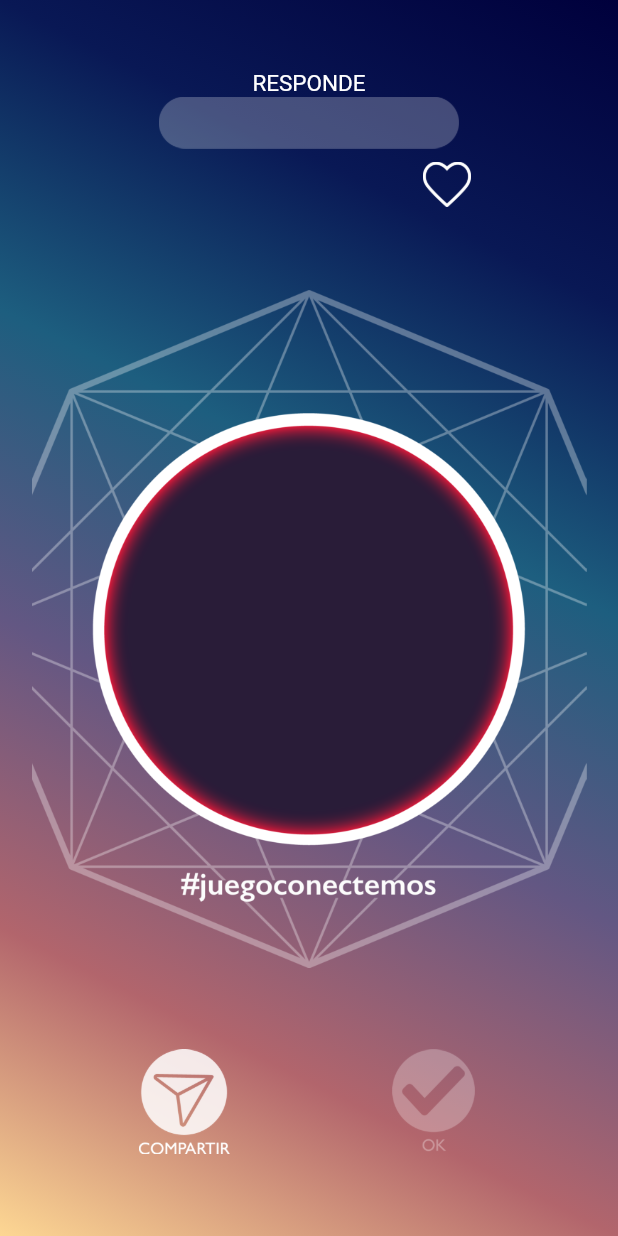
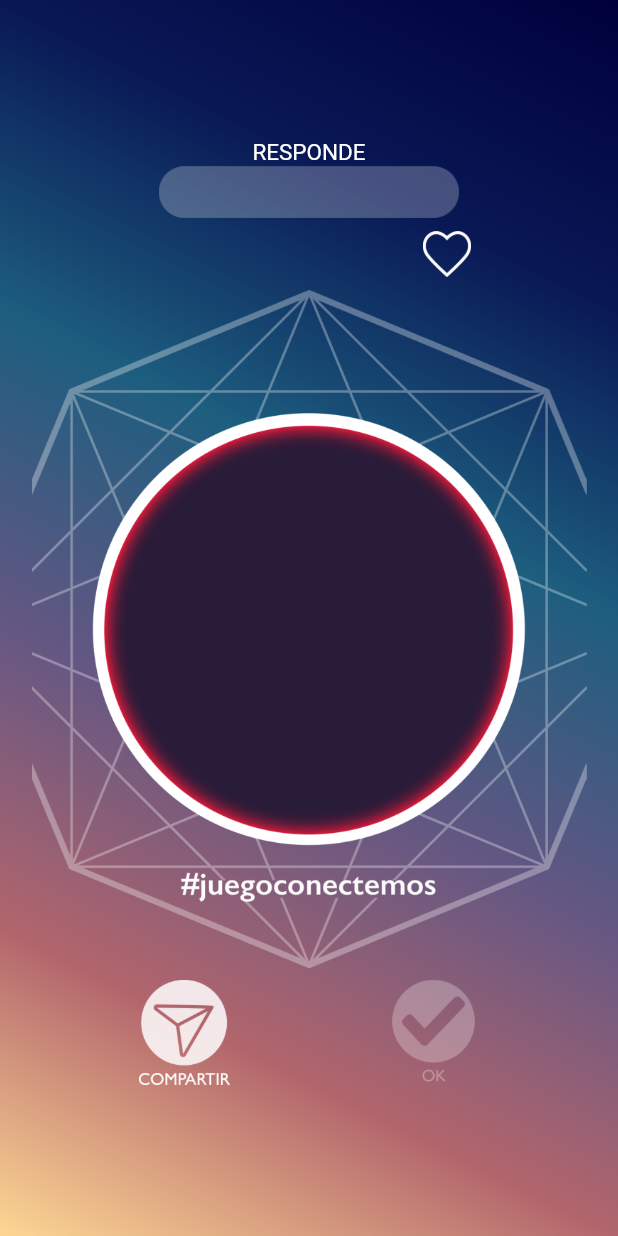
Before and after one commit to juegoconectemos/conectemos_legacy, a Flutter app: the Screen5 screen opened by its route, on a phone screen of 412 x 824 dp. Run offline on Flutter 3.47's test engine with Material 2 defaults, Android fonts, the phone set to English and light mode, and no system bars; our stand-ins replace cloud_firestore, device_info, firebase_core, firebase_database, firebase_dynamic_links, flutter_svg and 1 more; missing offline and left inert: circle_list; accounts and stored records are empty; project files that could hold a hidden picture were left out.

Commit message:
Se ajusta tamaño del botón de salida, tamaño del texto y se ajustan espacios en la pantalla 3 y 5

```diff
--- a/lib/screen3.dart
+++ b/lib/screen3.dart
@@ -317,6 +317,7 @@ class _Screen3State extends State<Screen3> {
                   children: [
                     IconButton(
                       icon: Image.asset('assets/icono_boton_off_salir.png'),
+                      iconSize: 70,
                       onPressed: () {
                         FirebaseFirestore.instance
                             .collection('partidas')
@@ -376,7 +377,7 @@ class _Screen3State extends State<Screen3> {
                 ],
               ),
             ),
-            Row(
+            /*Row(
               mainAxisAlignment: MainAxisAlignment.spaceAround,
               children: [
                 IconButton(
@@ -392,7 +393,7 @@ class _Screen3State extends State<Screen3> {
                   onPressed: null,
                 ),
               ],
-            ),
+            ),*/
             Row(
               mainAxisAlignment: MainAxisAlignment.spaceEvenly,
               children: [
--- a/lib/screen5.dart
+++ b/lib/screen5.dart
@@ -155,7 +155,7 @@ class _Screen5State extends State<Screen5> {
           ),
         ),
         child: Column(
-          mainAxisAlignment: MainAxisAlignment.spaceEvenly,
+          mainAxisAlignment: MainAxisAlignment.center,
           crossAxisAlignment: CrossAxisAlignment.center,
           children: [
             //Text('Responde: ' + responde),
@@ -235,7 +235,7 @@ class _Screen5State extends State<Screen5> {
                     style: TextStyle(
                       fontFamily: "GillSans",
                       fontWeight: FontWeight.normal,
-                      fontSize: 33,
+                      fontSize: 26,
                       color: Colors.white,
                     ),
                   ),
```
